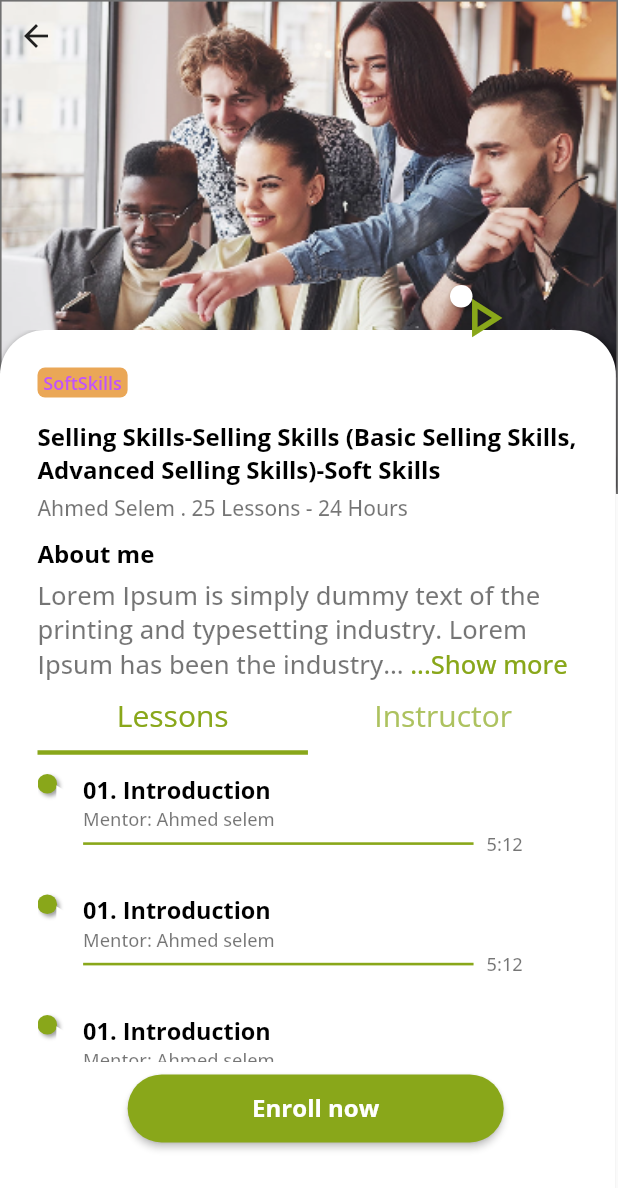
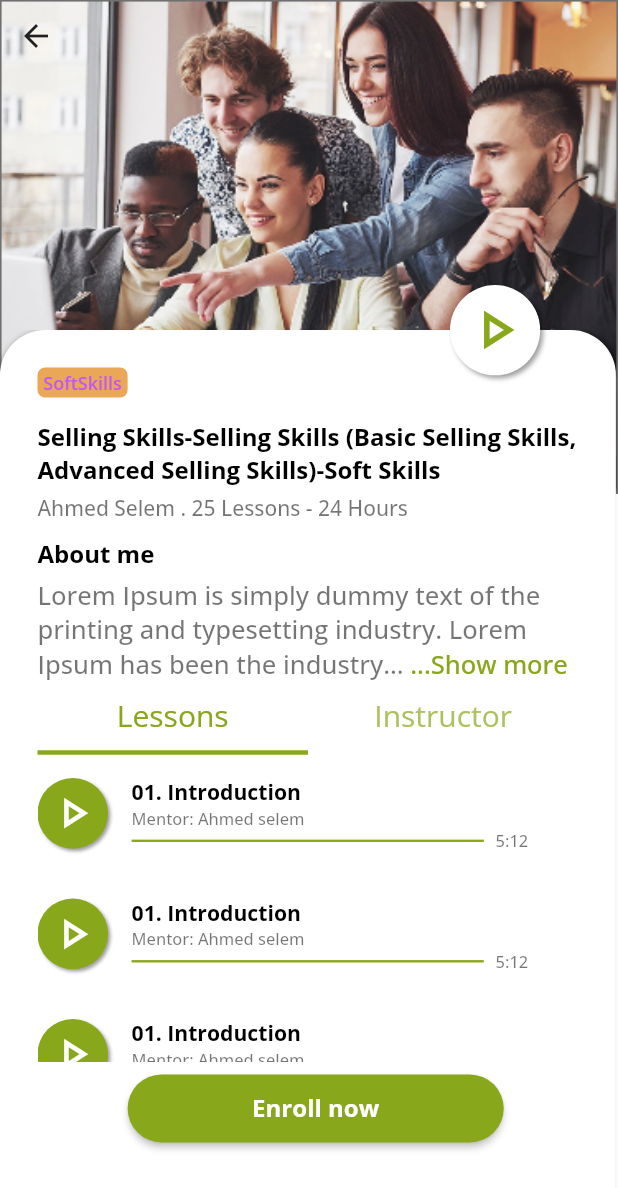
Before and after one commit to fakharany2510/pearogram, a Flutter app: the InstructorLessonsScreen screen opened directly, on a phone screen of 412 x 824 dp. Shown: the top 1188 px of the screen. Run offline on Flutter 3.47's test engine with Material 2 defaults, Android fonts, the phone set to English and light mode, and no system bars; drawn by our look-alikes of readmore; our stand-ins replace bloc, flutter_bloc, flutter_screenutil, flutter_signin_button, hexcolor, smooth_page_indicator.

Commit message:
lessons changes

```diff
--- a/lib/shared/play_widget.dart
+++ b/lib/shared/play_widget.dart
@@ -14,7 +14,7 @@ class PlayWidget extends StatelessWidget {
       required this.iconColor,
       required this.containerColor,
       this.shadow = 2,
-      this.height = 15,
+      this.height = 60,
       this.radius = 44,
         this.icon=Icons.play_arrow_outlined})
       : super(key: key);
```
